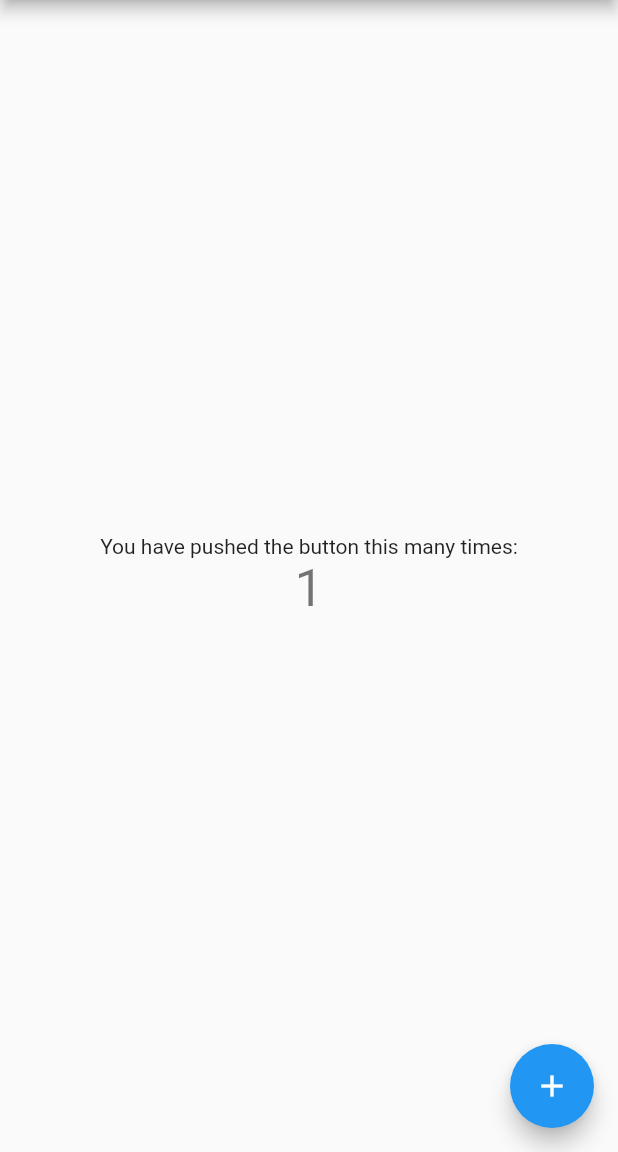
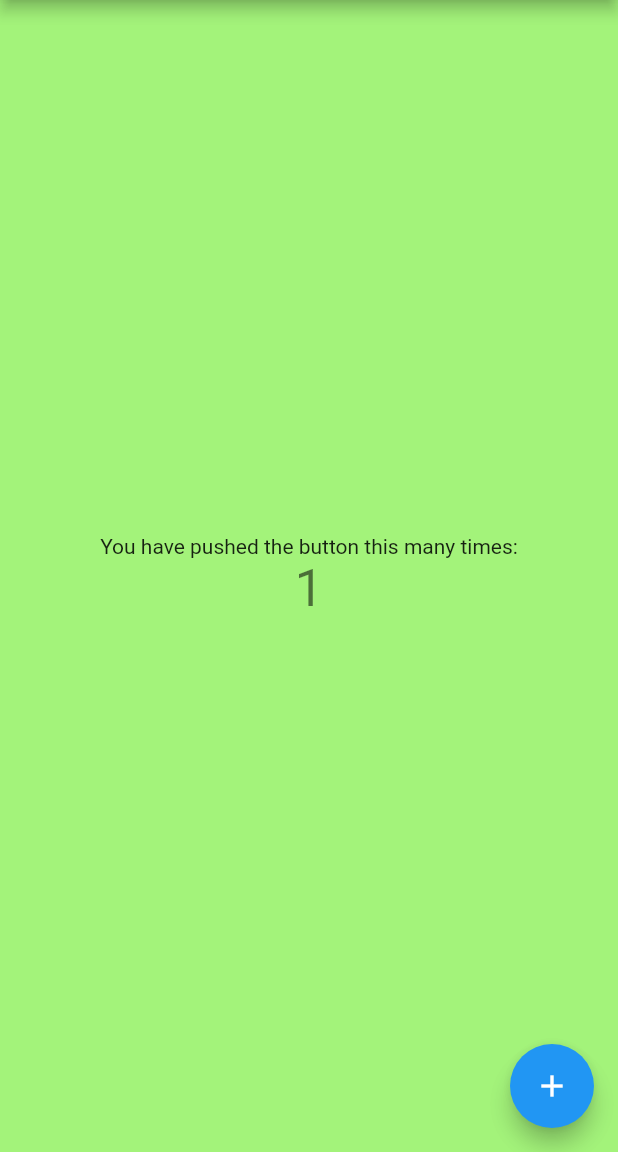
Before and after one commit to BruSD/test_app, a Flutter app: the screen it shows after launch, after a tap on the "add" icon, on a phone screen of 412 x 824 dp, the part 84-1236 px from its top. Run offline on Flutter 3.47's test engine with Material 2 defaults, Android fonts, the phone set to English and light mode, and no system bars.

Commit message:
-Random Color generator, -run random color generator on Init state of Widget, -run random color generator onClick to FAB,

```diff
--- a/lib/main.dart
+++ b/lib/main.dart
@@ -1,3 +1,5 @@
+import 'dart:math';
+
 import 'package:flutter/material.dart';
 
 void main() => runApp(MyApp());
@@ -45,8 +47,11 @@ class MyHomePage extends StatefulWidget {
 
 class _MyHomePageState extends State<MyHomePage> {
   int _counter = 0;
+  Color _randomColor;
+  Random _random = Random();
 
   void _incrementCounter() {
+    getRandomColor();
     setState(() {
       // This call to setState tells the Flutter framework that something has
       // changed in this State, which causes it to rerun the build method below
@@ -55,6 +60,24 @@ class _MyHomePageState extends State<MyHomePage> {
       // called again, and so nothing would appear to happen.
       _counter++;
     });
+  }
+
+  Future<void> getRandomColor() async {
+    Color setColor = Color.fromARGB(
+      _random.nextInt(256),
+      _random.nextInt(256),
+      _random.nextInt(256),
+      _random.nextInt(256),
+    );
+    setState(() {
+      _randomColor = setColor;
+    });
+  }
+
+  @override
+  void initState() {
+    super.initState();
+    getRandomColor();
   }
 
   @override
@@ -66,6 +89,7 @@ class _MyHomePageState extends State<MyHomePage> {
     // fast, so that you can just rebuild anything that needs updating rather
     // than having to individually change instances of widgets.
     return Scaffold(
+      backgroundColor: _randomColor,
       appBar: AppBar(
         // Here we take the value from the MyHomePage object that was created by
         // the App.build method, and use it to set our appbar title.
@@ -105,6 +129,7 @@ class _MyHomePageState extends State<MyHomePage> {
         onPressed: _incrementCounter,
         tooltip: 'Increment',
         child: Icon(Icons.add),
+
       ), // This trailing comma makes auto-formatting nicer for build methods.
     );
   }
```
